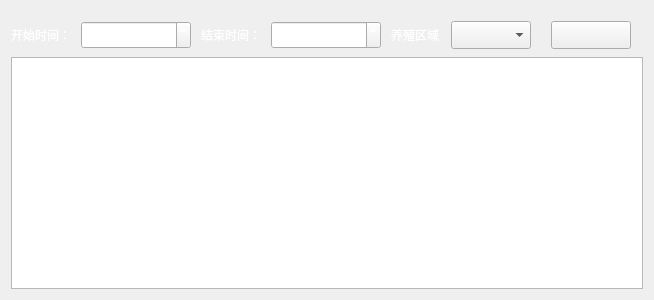
The window that ChuangfengDesktop/ShareDetailManagerQWidget.ui (asdlei99/chuangfengdesktop) describes before a commit, drawn with Qt 5.
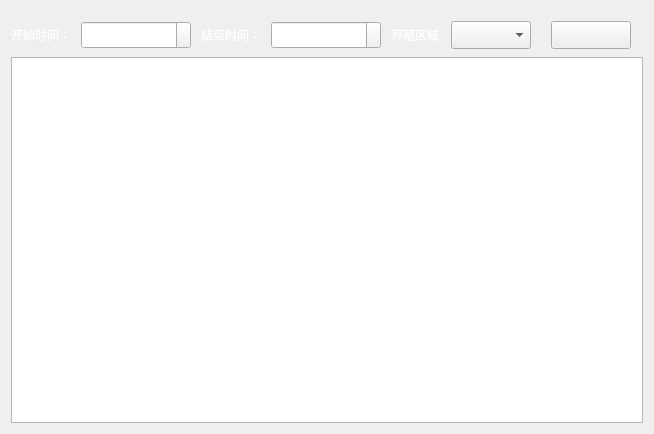
The same window after the commit.

Diff of the .ui file:
```diff
--- a/ChuangfengDesktop/ShareDetailManagerQWidget.ui
+++ b/ChuangfengDesktop/ShareDetailManagerQWidget.ui
@@ -7,7 +7,7 @@
     <x>0</x>
     <y>0</y>
     <width>654</width>
-    <height>300</height>
+    <height>434</height>
    </rect>
   </property>
   <property name="windowTitle">
```
